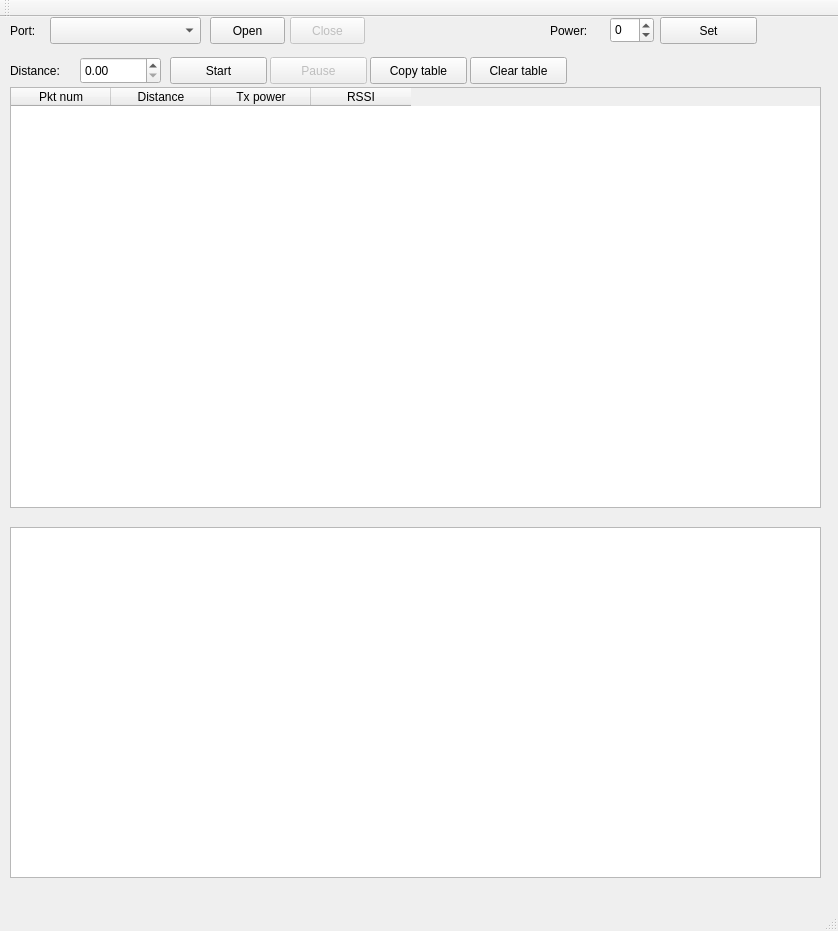
Above: Lesson_5/Parking_lot_Qt/mainwindow.ui from Codaxx/WSN_Lab_2025 before the change. Below: the same form after it.
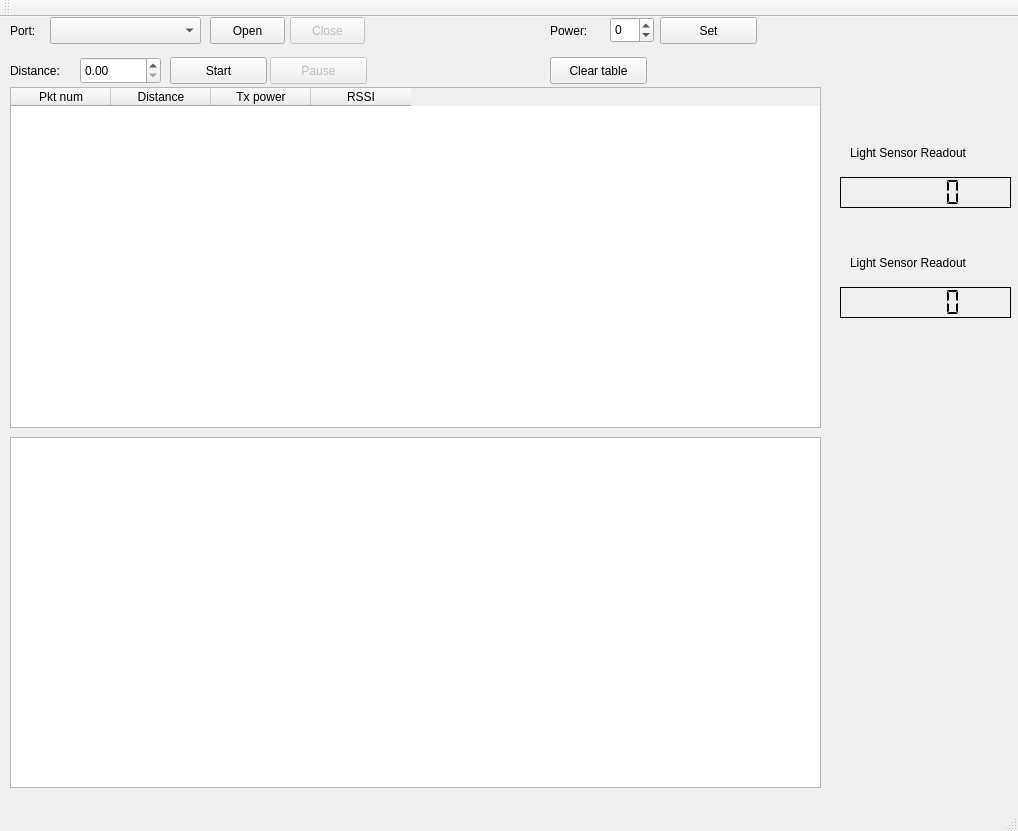
That is the form after the change.

Diff of the .ui file:
```diff
--- a/Lesson_5/Parking_lot_Qt/mainwindow.ui
+++ b/Lesson_5/Parking_lot_Qt/mainwindow.ui
@@ -6,8 +6,8 @@
    <rect>
     <x>0</x>
     <y>0</y>
-    <width>838</width>
-    <height>931</height>
+    <width>1018</width>
+    <height>831</height>
    </rect>
   </property>
   <property name="windowTitle">
@@ -21,7 +21,7 @@
     <property name="geometry">
      <rect>
       <x>10</x>
-      <y>510</y>
+      <y>420</y>
       <width>811</width>
       <height>351</height>
      </rect>
@@ -85,7 +85,7 @@
       <x>10</x>
       <y>70</y>
       <width>811</width>
-      <height>421</height>
+      <height>341</height>
      </rect>
     </property>
     <column>
@@ -161,23 +161,10 @@
      </rect>
     </property>
    </widget>
-   <widget class="QPushButton" name="pushButton_copyTable">
-    <property name="geometry">
-     <rect>
-      <x>370</x>
-      <y>40</y>
-      <width>97</width>
-      <height>27</height>
-     </rect>
-    </property>
-    <property name="text">
-     <string>Copy table</string>
-    </property>
-   </widget>
    <widget class="QPushButton" name="pushButton_clearTable">
     <property name="geometry">
      <rect>
-      <x>470</x>
+      <x>550</x>
       <y>40</y>
       <width>97</width>
       <height>27</height>
@@ -229,6 +216,70 @@
      <number>8</number>
     </property>
    </widget>
+   <widget class="QLabel" name="label_light">
+    <property name="geometry">
+     <rect>
+      <x>850</x>
+      <y>120</y>
+      <width>141</width>
+      <height>31</height>
+     </rect>
+    </property>
+    <property name="text">
+     <string>Light Sensor Readout</string>
+    </property>
+   </widget>
+   <widget class="QLCDNumber" name="value_light">
+    <property name="geometry">
+     <rect>
+      <x>840</x>
+      <y>160</y>
+      <width>171</width>
+      <height>31</height>
+     </rect>
+    </property>
+    <property name="frameShape">
+     <enum>QFrame::Box</enum>
+    </property>
+    <property name="frameShadow">
+     <enum>QFrame::Plain</enum>
+    </property>
+    <property name="segmentStyle">
+     <enum>QLCDNumber::Flat</enum>
+    </property>
+   </widget>
+   <widget class="QLCDNumber" name="value_distance">
+    <property name="geometry">
+     <rect>
+      <x>840</x>
+      <y>270</y>
+      <width>171</width>
+      <height>31</height>
+     </rect>
+    </property>
+    <property name="frameShape">
+     <enum>QFrame::Box</enum>
+    </property>
+    <property name="frameShadow">
+     <enum>QFrame::Plain</enum>
+    </property>
+    <property name="segmentStyle">
+     <enum>QLCDNumber::Flat</enum>
+    </property>
+   </widget>
+   <widget class="QLabel" name="label_distance">
+    <property name="geometry">
+     <rect>
+      <x>850</x>
+      <y>230</y>
+      <width>141</width>
+      <height>31</height>
+     </rect>
+    </property>
+    <property name="text">
+     <string>Light Sensor Readout</string>
+    </property>
+   </widget>
   </widget>
   <widget class="QMenuBar" name="menuBar">
    <property name="geometry">
```
Left out of the diff: 4 changed lines with no effect on the pictures.
